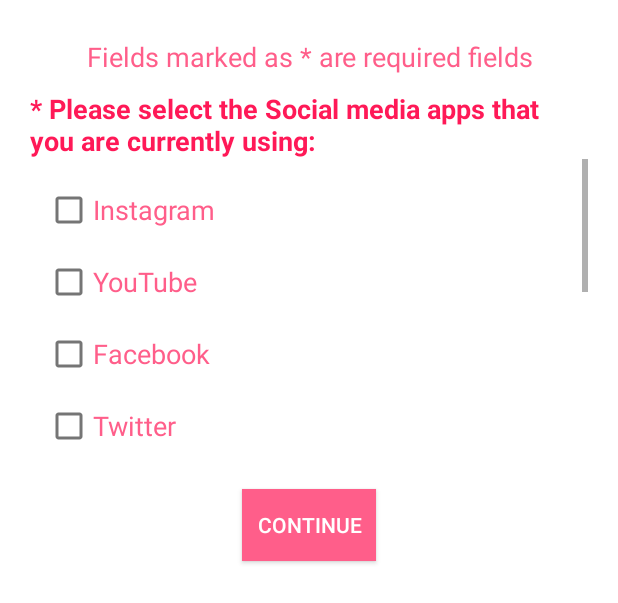
After one commit to SBTopZZZ-LG/time-assistant-by-codecrackers007-frontend, an Android app: the layout reg_comp_info4.xml on its own in the app's theme, with its tools: preview values and no code run, on a phone screen of 412 x 824 dp. The commit adds this screen. Shown: the top 603 px of the screen. Run offline under Robolectric (Android 15) with nearby library versions, the phone set to English and light mode, and no system bars.

Commit message:
New forms + Project temporarily abandoned

```diff
--- a/app/src/main/res/layout/reg_comp_info1.xml
+++ b/app/src/main/res/layout/reg_comp_info1.xml
@@ -45,7 +45,7 @@
         <com.google.android.material.textfield.TextInputEditText
             android:layout_width="match_parent"
             android:layout_height="wrap_content"
-            android:inputType="textEmailAddress"
+            android:inputType="textPhonetic"
             android:background="@color/accent5" />
 
     </com.google.android.material.textfield.TextInputLayout>
--- /dev/null
+++ b/app/src/main/res/layout/reg_comp_info4.xml
@@ -0,0 +1,133 @@
+<?xml version="1.0" encoding="utf-8"?>
+<RelativeLayout
+    xmlns:android="http://schemas.android.com/apk/res/android"
+    android:layout_width="match_parent"
+    android:layout_height="match_parent"
+    android:padding="20dp">
+
+    <TextView
+        android:layout_width="wrap_content"
+        android:layout_height="wrap_content"
+        android:text="Fields marked as * are required fields"
+        android:id="@+id/tv1"
+        android:layout_centerHorizontal="true"
+        android:textSize="18sp"
+        android:layout_marginTop="5dp"
+        android:gravity="center"
+        android:textColor="@color/accent2"/>
+
+    <TextView
+        android:layout_width="wrap_content"
+        android:layout_height="wrap_content"
+        android:text="* Please select the Social media apps that you are currently using:"
+        android:id="@+id/tv2"
+        android:layout_below="@+id/tv1"
+        android:textSize="18sp"
+        android:layout_marginTop="10dp"
+        android:textStyle="bold"
+        android:textColor="@color/accent1"/>
+
+    <ScrollView
+        android:layout_width="match_parent"
+        android:layout_height="200dp"
+        android:layout_below="@+id/tv2"
+        android:id="@+id/sv">
+
+        <LinearLayout
+            android:layout_width="match_parent"
+            android:layout_height="wrap_content"
+            android:id="@+id/rl"
+            android:orientation="vertical"
+            android:scrollbars="vertical"
+            android:scrollbarAlwaysDrawVerticalTrack="true"
+            android:padding="10dp">
+
+            <CheckBox
+                android:layout_width="wrap_content"
+                android:layout_height="wrap_content"
+                android:text="Instagram"
+                android:textSize="18sp"
+                android:id="@+id/cbInstagram"
+                android:textColor="@color/accent2" />
+
+            <CheckBox
+                android:layout_width="wrap_content"
+                android:layout_height="wrap_content"
+                android:text="YouTube"
+                android:textSize="18sp"
+                android:id="@+id/cbYouTube"
+                android:textColor="@color/accent2" />
+
+            <CheckBox
+                android:layout_width="wrap_content"
+                android:layout_height="wrap_content"
+                android:text="Facebook"
+                android:textSize="18sp"
+                android:id="@+id/cbFacebook"
+                android:textColor="@color/accent2" />
+
+            <CheckBox
+                android:layout_width="wrap_content"
+                android:layout_height="wrap_content"
+                android:text="Twitter"
+                android:textSize="18sp"
+                android:id="@+id/cbTwitter"
+                android:textColor="@color/accent2" />
+
+            <CheckBox
+                android:layout_width="wrap_content"
+                android:layout_height="wrap_content"
+                android:text="TikTok"
+                android:textSize="18sp"
+                android:id="@+id/cbTiktok"
+                android:textColor="@color/accent2" />
+
+            <CheckBox
+                android:layout_width="wrap_content"
+                android:layout_height="wrap_content"
+                android:text="Pinterest"
+                android:textSize="18sp"
+                android:id="@+id/cbPinterest"
+                android:textColor="@color/accent2" />
+
+            <CheckBox
+                android:layout_width="wrap_content"
+                android:layout_height="wrap_content"
+                android:text="Snapchat"
+                android:textSize="18sp"
+                android:id="@+id/cbSnapchat"
+                android:textColor="@color/accent2" />
+
+            <CheckBox
+                android:layout_width="wrap_content"
+                android:layout_height="wrap_content"
+                android:text="Reddit"
+                android:textSize="18sp"
+                android:id="@+id/cbReddit"
+                android:textColor="@color/accent2" />
+
+            <CheckBox
+                android:layout_width="wrap_content"
+                android:layout_height="wrap_content"
+                android:text="Twitch"
+                android:textSize="18sp"
+                android:id="@+id/cbTwitch"
+                android:textColor="@color/accent2" />
+
+        </LinearLayout>
+
+    </ScrollView>
+
+    <androidx.appcompat.widget.AppCompatButton
+        android:layout_width="wrap_content"
+        android:layout_height="wrap_content"
+        android:layout_below="@+id/sv"
+        android:id="@+id/btnContinue"
+        android:layout_centerHorizontal="true"
+        android:layout_marginTop="20dp"
+        android:layout_marginBottom="10dp"
+        android:text="   Continue   "
+        android:textColor="@color/white"
+        android:background="@color/accent2"/>
+
+</RelativeLayout>
```
Also changed, not shown: app/src/main/java/com/sbtopzzzteam/somethingcool/Register2Activity.java (+70 -4 lines), app/src/main/res/layout/reg_comp_info3.xml (added, +108 -0 lines).
